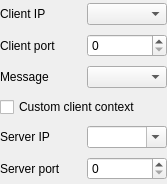
Before: the Qt Designer form src/toolsui/SAKSocketClientToolUi.ui in x-tools-author/x-tools, drawn with Qt 5.
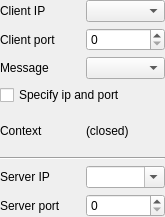
After: the same form once the commit is applied. Custom widgets are drawn as their Qt base class.

Diff of the .ui file:
```diff
--- a/src/toolsui/SAKSocketClientToolUi.ui
+++ b/src/toolsui/SAKSocketClientToolUi.ui
@@ -6,8 +6,8 @@
    <rect>
     <x>0</x>
     <y>0</y>
-    <width>167</width>
-    <height>184</height>
+    <width>165</width>
+    <height>217</height>
    </rect>
   </property>
   <property name="windowTitle">
@@ -26,69 +26,104 @@
    <property name="bottomMargin">
     <number>0</number>
    </property>
-   <item row="1" column="0">
-    <widget class="QLabel" name="label_2">
-     <property name="text">
-      <string>Client port</string>
-     </property>
-    </widget>
-   </item>
-   <item row="1" column="1">
+   <item row="2" column="1">
     <widget class="QSpinBox" name="spinBoxClientPort"/>
    </item>
-   <item row="3" column="0" colspan="2">
-    <widget class="QCheckBox" name="checkBoxSpecified">
-     <property name="text">
-      <string>Custom client context</string>
-     </property>
-    </widget>
-   </item>
-   <item row="0" column="0">
-    <widget class="QLabel" name="label">
-     <property name="text">
-      <string>Client IP</string>
-     </property>
-    </widget>
-   </item>
-   <item row="0" column="1">
-    <widget class="QComboBox" name="comboBoxClientAddress"/>
-   </item>
-   <item row="4" column="0">
-    <widget class="QLabel" name="label_3">
-     <property name="text">
-      <string>Server IP</string>
-     </property>
-    </widget>
-   </item>
-   <item row="4" column="1">
+   <item row="7" column="1">
     <widget class="QComboBox" name="comboBoxServerAddress">
      <property name="editable">
       <bool>true</bool>
      </property>
     </widget>
    </item>
-   <item row="5" column="0">
+   <item row="6" column="0" colspan="2">
+    <widget class="Line" name="line">
+     <property name="orientation">
+      <enum>Qt::Horizontal</enum>
+     </property>
+    </widget>
+   </item>
+   <item row="2" column="0">
+    <widget class="QLabel" name="label_2">
+     <property name="text">
+      <string>Client port</string>
+     </property>
+    </widget>
+   </item>
+   <item row="5" column="1">
+    <widget class="QLabel" name="labelContext">
+     <property name="text">
+      <string>(closed)</string>
+     </property>
+    </widget>
+   </item>
+   <item row="7" column="0">
+    <widget class="QLabel" name="label_3">
+     <property name="text">
+      <string>Server IP</string>
+     </property>
+    </widget>
+   </item>
+   <item row="8" column="0">
     <widget class="QLabel" name="label_4">
      <property name="text">
       <string>Server port</string>
      </property>
     </widget>
    </item>
-   <item row="5" column="1">
-    <widget class="QSpinBox" name="spinBoxServerPort"/>
+   <item row="5" column="0">
+    <widget class="QLabel" name="label_5">
+     <property name="text">
+      <string>Context</string>
+     </property>
+    </widget>
    </item>
-   <item row="2" column="0">
+   <item row="1" column="1">
+    <widget class="SAKIpComboBox" name="comboBoxClientAddress">
+     <property name="sizePolicy">
+      <sizepolicy hsizetype="Ignored" vsizetype="Fixed">
+       <horstretch>0</horstretch>
+       <verstretch>0</verstretch>
+      </sizepolicy>
+     </property>
+    </widget>
+   </item>
+   <item row="3" column="0">
     <widget class="QLabel" name="labelMessageType">
      <property name="text">
       <string>Message</string>
      </property>
     </widget>
    </item>
-   <item row="2" column="1">
+   <item row="1" column="0">
+    <widget class="QLabel" name="label">
+     <property name="text">
+      <string>Client IP</string>
+     </property>
+    </widget>
+   </item>
+   <item row="3" column="1">
     <widget class="QComboBox" name="comboBoxMessageType"/>
    </item>
+   <item row="8" column="1">
+    <widget class="QSpinBox" name="spinBoxServerPort"/>
+   </item>
+   <item row="4" column="0" colspan="2">
+    <widget class="QCheckBox" name="checkBoxSpecifyIpAndPort">
+     <property name="text">
+      <string>Specify ip and port</string>
+     </property>
+    </widget>
+   </item>
   </layout>
  </widget>
+ <customwidgets>
+  <customwidget>
+   <class>SAKIpComboBox</class>
+   <extends>QComboBox</extends>
+   <header location="global">SAKIpComboBox.hh</header>
+  </customwidget>
+ </customwidgets>
  <resources/>
  <connections/>
 </ui>
```
